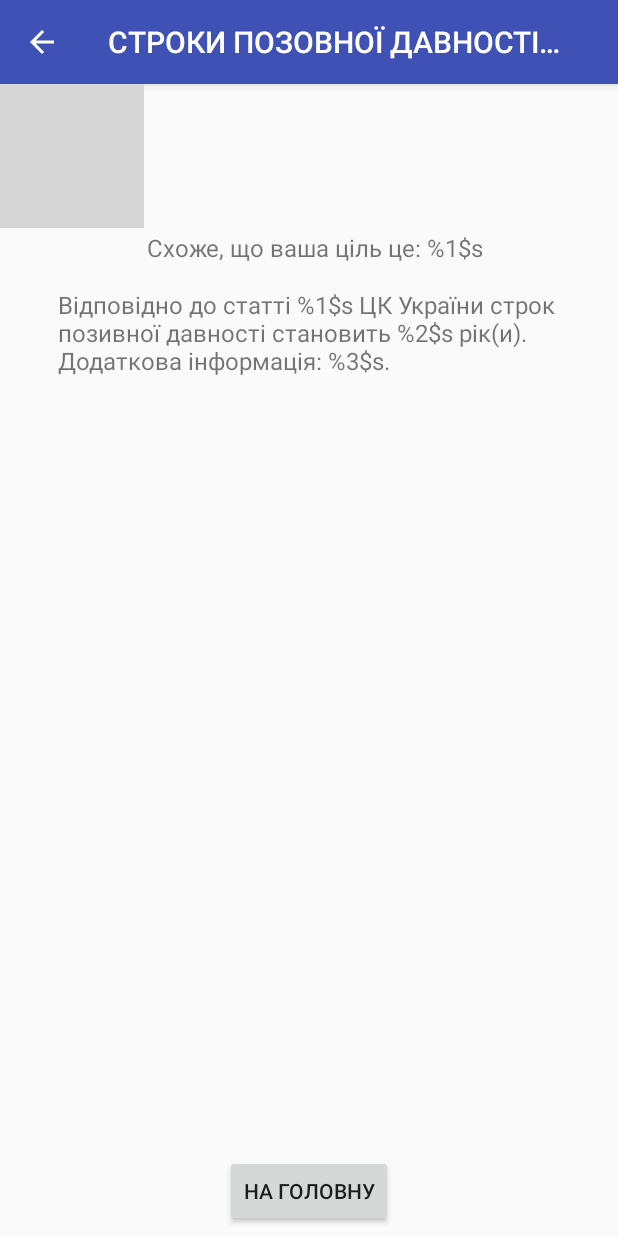
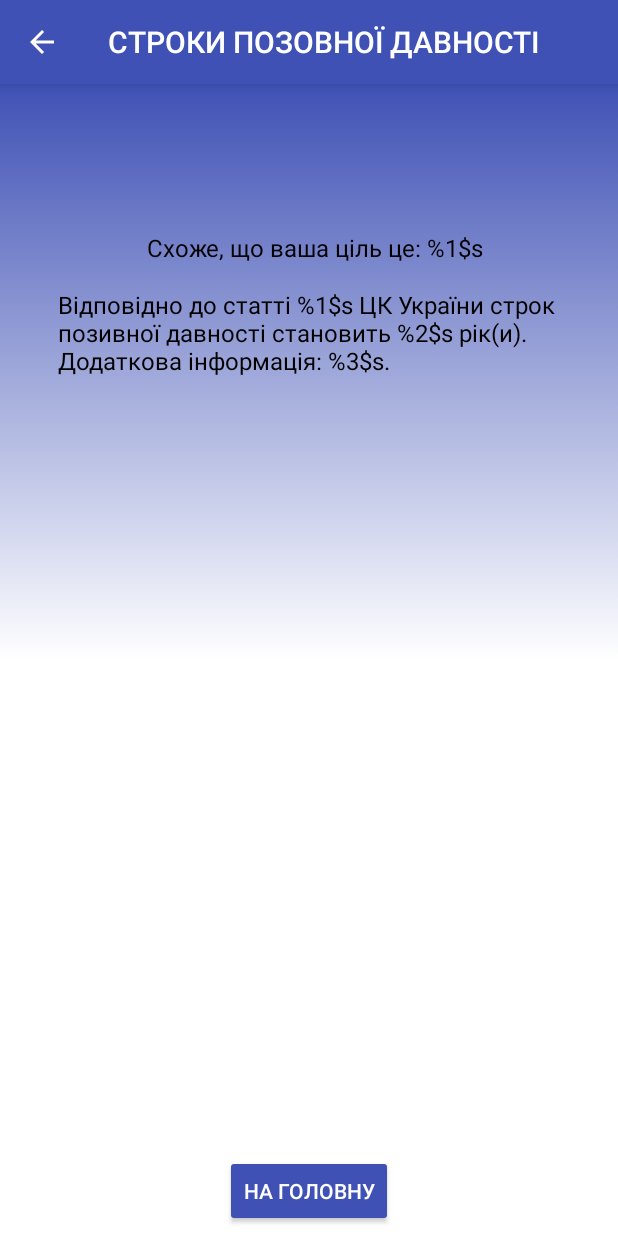
Before and after one commit to SonyOtto/spdinuatwo, an Android app: the ResultsActivity screen opened directly, with no data from a screen before it, on a phone screen of 412 x 824 dp. Run offline under Robolectric (Android 15) with nearby library versions, the phone set to English and light mode, and no system bars; our stand-ins replace AdMob; grey boxes are pictures that could not be loaded.

Commit message:
Blue design added

```diff
--- /dev/null
+++ b/app/src/main/res/drawable/backgroundgradient2.xml
@@ -0,0 +1,12 @@
+<?xml version="1.0" encoding="utf-8"?>
+<selector xmlns:android="http://schemas.android.com/apk/res/android">
+    <item>
+        <shape>
+            <gradient android:angle="90"
+                android:endColor="#3F51B5"
+                android:startColor="#FFFFFF"
+                android:type="linear"
+                android:centerColor="#FFFFFF"/>
+        </shape>
+    </item>
+</selector>
--- a/app/src/main/res/layout/activity_results.xml
+++ b/app/src/main/res/layout/activity_results.xml
@@ -5,17 +5,8 @@
     android:layout_width="match_parent"
     android:layout_height="match_parent"
     android:orientation="vertical"
+    android:background="@drawable/backgroundgradient2"
     tools:context=".SearchActivity">
-
-    <ImageView
-        android:id="@+id/imageView"
-        android:layout_width="wrap_content"
-        android:layout_height="wrap_content"
-        android:contentDescription="@android:string/untitled"
-        android:scaleType="centerCrop"
-        android:src="@drawable/greybackground"
-        app:layout_constraintStart_toStartOf="parent"
-        app:layout_constraintTop_toTopOf="parent" />
 
     <TextView
         android:id="@+id/textView4"
@@ -26,6 +17,7 @@
         android:padding="8dp"
         android:text="@string/NamePart1"
         android:textSize="16sp"
+        android:textColor="#000000"
         app:layout_constraintEnd_toEndOf="parent"
         app:layout_constraintStart_toStartOf="parent"
         app:layout_constraintTop_toTopOf="parent" />
@@ -39,6 +31,7 @@
         android:padding="8dp"
         android:text="@string/BasisTermsNote"
         android:textSize="16sp"
+        android:textColor="#000000"
         app:layout_constraintEnd_toEndOf="@+id/textView4"
         app:layout_constraintStart_toStartOf="@+id/textView4"
         app:layout_constraintTop_toBottomOf="@+id/textView4" />
@@ -50,6 +43,8 @@
         android:layout_marginBottom="6dp"
         android:onClick="OpenMainView"
         android:text="@string/backToMain"
+        android:textColor="#FFFFFF"
+        android:backgroundTint="#3F51B5"
         app:layout_constraintBottom_toBottomOf="parent"
         app:layout_constraintEnd_toEndOf="parent"
         app:layout_constraintHorizontal_bias="0.500"
@@ -64,18 +59,6 @@
         ads:adUnitId="ca-app-pub-3940256099942544/6300978111"
         app:layout_constraintEnd_toEndOf="parent"
         app:layout_constraintStart_toStartOf="parent"
-        app:layout_constraintTop_toTopOf="@+id/imageView" />
+        />
 
-    <android.support.constraint.Guideline
-        android:id="@+id/guideline"
-        android:layout_width="wrap_content"
-        android:layout_height="wrap_content"
-        android:orientation="vertical"
-        app:layout_constraintGuide_end="340dp" />
-
-    <android.support.constraint.Barrier
-        android:id="@+id/barrier2"
-        android:layout_width="wrap_content"
-        android:layout_height="wrap_content"
-        app:barrierDirection="left" />
 </android.support.constraint.ConstraintLayout>
--- a/app/src/main/res/values/strings.xml
+++ b/app/src/main/res/values/strings.xml
@@ -1,5 +1,5 @@
 <resources>
-    <string name="app_name">СТРОКИ ПОЗОВНОЇ ДАВНОСТІ ЦКУ</string>
+    <string name="app_name">СТРОКИ ПОЗОВНОЇ ДАВНОСТІ</string>
     <string name="textview">TextView</string>
     <string name="main_spd">СТРОКИ ПОЗОВНОЇ ДАВНОСТІ</string>
     <string name="main_spd2">ВІДПОВІДНО ДО ЧИННОГО ЗАКОНОДАВСТВА УКРАЇНИ</string>
--- a/app/src/main/res/values/styles.xml
+++ b/app/src/main/res/values/styles.xml
@@ -1,4 +1,4 @@
-<resources>
+<resources xmlns:android="http://schemas.android.com/tools">
 
     <!-- Base application theme. -->
     <style name="AppTheme" parent="Theme.AppCompat.Light.DarkActionBar">
@@ -7,5 +7,4 @@
         <item name="colorPrimaryDark">@color/colorPrimaryDark</item>
         <item name="colorAccent">@color/colorAccent</item>
     </style>
-
 </resources>
```
Also changed, not shown: app/src/main/res/drawable/backgroundgradient2night.xml (added, +12 -0 lines), app/src/main/res/layout/activity_main_layout.xml (+4 -11 lines), app/src/main/res/layout/activity_search.xml (+3 -10 lines).
